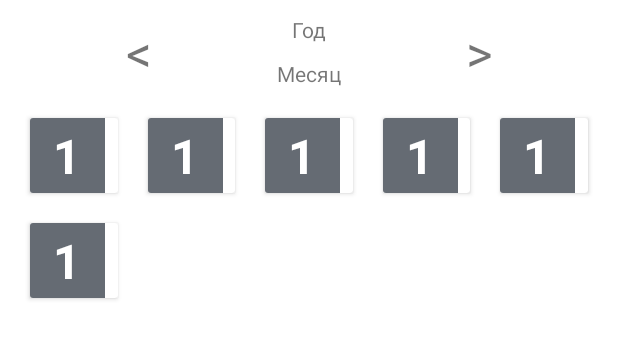
After one commit to PuzhaikinMaxim/taskManager, an Android app: the layout activity_choose_day.xml on its own in the app's theme, with its tools: preview values and no code run, on a phone screen of 412 x 824 dp. The commit adds this screen. Shown: the top 339 px of the screen. Run offline under Robolectric (Android 15) with nearby library versions, the phone set to English and light mode, and no system bars.

Commit message:
Что нового: 1. Экран с выбором даты

```diff
--- a/app/src/main/AndroidManifest.xml
+++ b/app/src/main/AndroidManifest.xml
@@ -12,6 +12,9 @@
         <activity android:name=".presentation.activities.TaskActivity">
 
         </activity>
+        <activity android:name=".presentation.activities.ChooseDateActivity">
+
+        </activity>
         <activity
             android:name=".presentation.activities.MainActivity"
             android:exported="true">
--- a/app/src/main/java/com/example/taskmanager/data/TaskDao.kt
+++ b/app/src/main/java/com/example/taskmanager/data/TaskDao.kt
@@ -28,7 +28,7 @@ interface TaskDao {
     @Query("SELECT * FROM tasks WHERE taskDate >= :start AND taskDate < :end")
     fun getTasksInInterval(start: GregorianCalendar, end: GregorianCalendar): List<TaskTable>
 
-    @Query("SELECT taskDate as dayL, count(*) as amountOfAllTasks, count(isDone) as amountOfCompletedTasks FROM tasks WHERE taskDate >= :start AND taskDate < :end GROUP BY taskDate")
+    @Query("SELECT taskDate as dayL, count(*) as amountOfAllTasks, count(isDone) as amountOfCompletedTasks FROM tasks WHERE taskDate >= :start AND taskDate <= :end GROUP BY taskDate")
     fun getTasksDates(start: GregorianCalendar, end: GregorianCalendar): List<DayData>
 
     @Query("SELECT * FROM tasks WHERE isOutdated == :isOutdated")
--- a/app/src/main/java/com/example/taskmanager/data/TaskManagerRepositoryImpl.kt
+++ b/app/src/main/java/com/example/taskmanager/data/TaskManagerRepositoryImpl.kt
@@ -68,9 +68,10 @@ object TaskManagerRepositoryImpl : TaskManagerRepository {
     override fun getTaskDatesList(start: GregorianCalendar,
                          end: GregorianCalendar): LiveData<List<Day>> {
         val datesList = mutableListOf<Day>()
-        for(i in 0 until start.getMaximum(GregorianCalendar.DAY_OF_MONTH)){
+        for(i in 0 until start.getActualMaximum(GregorianCalendar.DAY_OF_MONTH)){
             datesList.add(Day(i+1,false))
         }
+        println(start.getActualMaximum(GregorianCalendar.DAY_OF_MONTH))
         val datesData = taskDatabase.taskDao().getTasksDates(start, end)
         for(dateData in datesData){
             val date = GregorianCalendar()
@@ -82,7 +83,7 @@ object TaskManagerRepositoryImpl : TaskManagerRepository {
                 isEveryTaskDone = true
 
             val day = Day(dayOfMonth,isEveryTaskDone,false)
-            datesList[dayOfMonth] = day
+            datesList[dayOfMonth-1] = day
         }
         datesListLD.value = datesList
         return datesListLD
--- a/app/src/main/java/com/example/taskmanager/presentation/activities/MainActivity.kt
+++ b/app/src/main/java/com/example/taskmanager/presentation/activities/MainActivity.kt
@@ -109,6 +109,10 @@ class MainActivity : AppCompatActivity() {
                     val intent = newIntent(this,true)
                     startActivity(intent)
                 }
+                R.id.nav_all_tasks -> {
+                    val intent = ChooseDateActivity.newIntent(this)
+                    startActivity(intent)
+                }
                 else -> TODO()
             }
             true
--- /dev/null
+++ b/app/src/main/res/layout/activity_choose_day.xml
@@ -0,0 +1,80 @@
+<?xml version="1.0" encoding="utf-8"?>
+<androidx.drawerlayout.widget.DrawerLayout xmlns:android="http://schemas.android.com/apk/res/android"
+    xmlns:app="http://schemas.android.com/apk/res-auto"
+    xmlns:tools="http://schemas.android.com/tools"
+    android:id="@+id/drawer_layout_c"
+    android:layout_width="match_parent"
+    android:layout_height="match_parent"
+    tools:context=".presentation.activities.ChooseDateActivity">
+    <androidx.constraintlayout.widget.ConstraintLayout
+        android:layout_width="match_parent"
+        android:layout_height="match_parent">
+
+        <TextView
+            android:id="@+id/tv_back"
+            android:layout_width="wrap_content"
+            android:layout_height="wrap_content"
+            android:text="&lt;"
+            android:textSize="34sp"
+            app:layout_constraintBottom_toTopOf="@+id/rv_days_list"
+            app:layout_constraintEnd_toStartOf="@+id/tv_month"
+            app:layout_constraintStart_toStartOf="parent"
+            app:layout_constraintTop_toTopOf="parent" />
+
+        <TextView
+            android:id="@+id/tv_forward"
+            android:layout_width="wrap_content"
+            android:layout_height="wrap_content"
+            android:text="&gt;"
+            android:textSize="34sp"
+            app:layout_constraintBottom_toTopOf="@+id/rv_days_list"
+            app:layout_constraintEnd_toEndOf="parent"
+            app:layout_constraintStart_toEndOf="@+id/tv_month"
+            app:layout_constraintTop_toTopOf="parent" />
+
+        <TextView
+            android:id="@+id/tv_year"
+            android:layout_width="wrap_content"
+            android:layout_height="wrap_content"
+            android:layout_marginTop="10dp"
+            android:text="Год"
+            app:layout_constraintEnd_toEndOf="parent"
+            app:layout_constraintStart_toStartOf="parent"
+            app:layout_constraintTop_toTopOf="parent" />
+
+        <TextView
+            android:id="@+id/tv_month"
+            android:layout_width="wrap_content"
+            android:layout_height="wrap_content"
+            android:layout_marginTop="10dp"
+            android:text="Месяц"
+            app:layout_constraintEnd_toEndOf="parent"
+            app:layout_constraintStart_toStartOf="parent"
+            app:layout_constraintTop_toBottomOf="@id/tv_year" />
+
+        <androidx.recyclerview.widget.RecyclerView
+            android:id="@+id/rv_days_list"
+            android:layout_width="match_parent"
+            android:layout_height="wrap_content"
+            android:layout_margin="10dp"
+            app:layoutManager="androidx.recyclerview.widget.GridLayoutManager"
+            app:layout_constraintBottom_toBottomOf="parent"
+            app:layout_constraintEnd_toEndOf="parent"
+            app:layout_constraintHorizontal_bias="0.0"
+            app:layout_constraintStart_toStartOf="parent"
+            app:layout_constraintTop_toBottomOf="@+id/tv_month"
+            app:layout_constraintVertical_bias="0"
+            app:spanCount="5"
+            tools:itemCount="31"
+            tools:listitem="@layout/item_day"/>
+    </androidx.constraintlayout.widget.ConstraintLayout>
+
+    <com.google.android.material.navigation.NavigationView
+        android:id="@+id/nav_view"
+        android:layout_width="match_parent"
+        android:layout_height="match_parent"
+        app:menu="@menu/nav_menu"
+        android:layout_gravity="start"
+        android:fitsSystemWindows="true"
+        />
+</androidx.drawerlayout.widget.DrawerLayout>
--- a/app/src/main/res/layout/item_day.xml
+++ b/app/src/main/res/layout/item_day.xml
@@ -11,15 +11,16 @@
     >
 
     <LinearLayout
-        android:layout_height="65dp"
-        android:layout_width="65dp"
+        android:id="@+id/l_day"
+        android:layout_height="50dp"
+        android:layout_width="50dp"
         android:background="@color/light_gray"
         android:orientation="horizontal"
         android:gravity="center"
         >
 
         <TextView
-            android:id="@+id/tv_date"
+            android:id="@+id/tv_day"
             android:layout_width="wrap_content"
             android:layout_height="wrap_content"
             android:textColor="@color/white"
```
Also changed, not shown: app/src/main/java/com/example/taskmanager/domain/usecases/GetTaskDatesListUseCase.kt (added, +13 -0 lines), app/src/main/java/com/example/taskmanager/presentation/DayListDiffCallback.kt (added, +24 -0 lines), app/src/main/java/com/example/taskmanager/presentation/DaysListAdapter.kt (added, +56 -0 lines), app/src/main/java/com/example/taskmanager/presentation/activities/ChooseDateActivity.kt (added, +115 -0 lines), app/src/main/java/com/example/taskmanager/presentation/viewmodels/ChooseDateViewModel.kt (added, +83 -0 lines), app/src/main/res/layout/fragment_choose_day.xml (deleted, +0 -33 lines).
